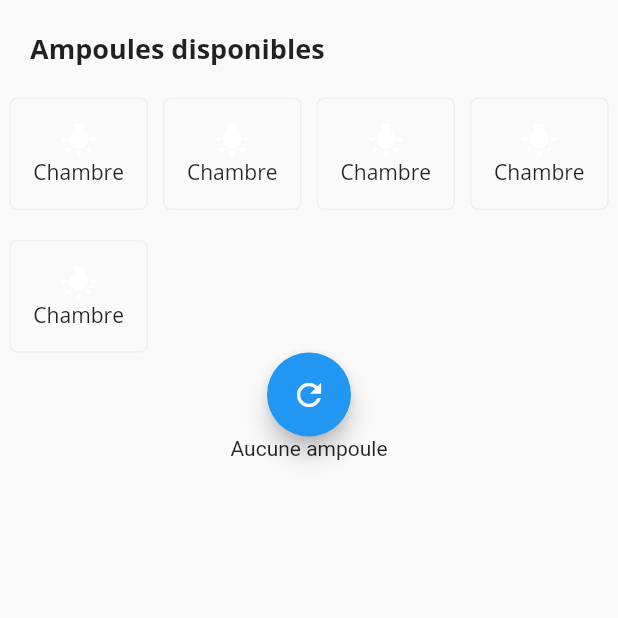
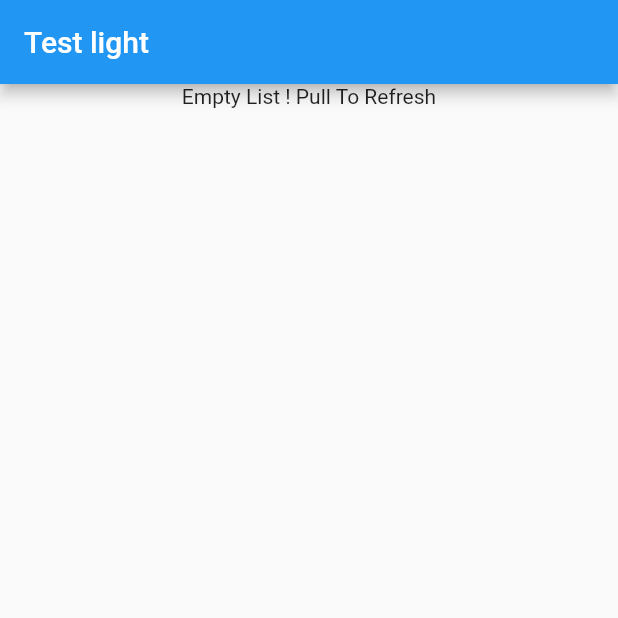
Before and after one commit to fmichenaud/yeelight-demo-dart, a Flutter app: the screen it shows after launch, on a phone screen of 412 x 824 dp, the top half of it. Run offline on Flutter 3.47's test engine with Material 2 defaults, Android fonts, the phone set to English and light mode, and no system bars; our stand-ins replace bloc, equatable, flutter_bloc; missing offline and left inert: yeedart.

Commit message:
whole app wrapped in refreshindicator

```diff
--- /dev/null
+++ b/lib/blocs/blocs.dart
@@ -0,0 +1,4 @@
+export 'discover_event.dart';
+export 'discover_state.dart';
+export 'discover_bloc.dart';
+export 'simple_bloc_delegate.dart';
--- a/lib/blocs/discover_bloc.dart
+++ b/lib/blocs/discover_bloc.dart
@@ -1,21 +1,28 @@
 import 'package:bloc/bloc.dart';
 import 'package:flutter_bloc/flutter_bloc.dart';
 import 'package:yeedart/yeedart.dart';
-import 'package:yeelight/enums/discover_event.dart';
-
-class DiscoverBloc extends Bloc<DiscoverEvent, List<DiscoveryResponse>> {
+import 'package:yeelight/blocs/blocs.dart';
+class DiscoverBloc extends Bloc<DiscoverEvent, DiscoverState> {
 
   @override
-  Stream<List<DiscoveryResponse>> mapEventToState(DiscoverEvent event) async* {
-    final post = await refreshLights();
-    yield post;
+  Stream<DiscoverState> mapEventToState(DiscoverEvent event) async* {
+    if (event is FetchLights) {
+      try {
+        final List<DiscoveryResponse> resp = await refreshLights();
+        print(resp);
+        yield DiscoverLoaded(discoveryResponse: resp);
+      } catch(_) {
+        print(_);
+        yield DiscoverError();
+      }
+    }
   }
 
   @override
-  List<DiscoveryResponse> get initialState => [];
+  DiscoverState get initialState => DiscoverEmpty();
 
   Future<List<DiscoveryResponse>> refreshLights() async {
-    Duration timeout = const Duration(milliseconds: 200); // average timeout to discover all lights
+    Duration timeout = const Duration(milliseconds: 2000); // average timeout to discover all lights
     final toto = await Yeelight.discover(timeout: timeout);
     print(toto);
     return toto;
--- /dev/null
+++ b/lib/blocs/discover_event.dart
@@ -0,0 +1,9 @@
+import 'package:equatable/equatable.dart';
+
+abstract class DiscoverEvent {
+  const DiscoverEvent();
+}
+
+class FetchLights extends DiscoverEvent {
+  const FetchLights();
+}
--- /dev/null
+++ b/lib/blocs/discover_state.dart
@@ -0,0 +1,23 @@
+import 'package:meta/meta.dart';
+import 'package:yeedart/yeedart.dart';
+
+abstract class DiscoverState {
+  const DiscoverState();
+
+  List<Object> get props => [];
+}
+
+class DiscoverEmpty extends DiscoverState {}
+
+class DiscoverLoading extends DiscoverState {}
+
+class DiscoverLoaded extends DiscoverState {
+  final List<DiscoveryResponse> discoveryResponse;
+
+  const DiscoverLoaded({@required this.discoveryResponse}) : assert(discoveryResponse.length > 0);
+
+  @override
+  List<Object> get props => [discoveryResponse];
+}
+
+class DiscoverError extends DiscoverState {}
--- /dev/null
+++ b/lib/blocs/simple_bloc_delegate.dart
@@ -0,0 +1,21 @@
+import 'package:bloc/bloc.dart';
+
+class SimpleBlocDelegate extends BlocDelegate {
+  @override
+  void onEvent(Bloc bloc, Object event) {
+    super.onEvent(bloc, event);
+    print('pnEvent $event');
+  }
+
+  @override
+  onTransition(Bloc bloc, Transition transition) {
+    super.onTransition(bloc, transition);
+    print('onTransition $transition');
+  }
+
+  @override
+  void onError(Bloc bloc, Object error, StackTrace stacktrace) {
+    super.onError(bloc, error, stacktrace);
+    print('onError $error');
+  }
+}
--- a/lib/main.dart
+++ b/lib/main.dart
@@ -1,15 +1,25 @@
+import 'package:bloc/bloc.dart';
 import 'package:flutter/cupertino.dart';
 import 'package:flutter/material.dart';
+import 'package:flutter_bloc/flutter_bloc.dart';
 import 'package:yeelight/screens/homepage/homepage.dart';
+import 'package:yeelight/blocs/blocs.dart';
 
-void main() => runApp(MyApp());
+void main() {
+  BlocSupervisor.delegate = SimpleBlocDelegate();
+  runApp(MyApp());
+}
 
 class MyApp extends StatelessWidget {
   @override
   Widget build(BuildContext context) {
     return MaterialApp(
       title: 'Flutter Demo',
-      home: HomePage()
+      home: BlocProvider(
+        create: (context) =>
+          DiscoverBloc(),
+        child: HomePage()
+      )
     );
   }
 }
--- a/lib/screens/homepage/homepage.dart
+++ b/lib/screens/homepage/homepage.dart
@@ -1,11 +1,12 @@
+import 'dart:async';
+
 import 'package:flutter/material.dart';
 import 'package:flutter_bloc/flutter_bloc.dart';
 import 'package:yeedart/yeedart.dart';
+import 'package:yeelight/blocs/blocs.dart';
 import 'package:yeelight/blocs/discover_bloc.dart';
-import 'package:yeelight/enums/discover_event.dart';
-import 'package:yeelight/models/yeelight.dart';
 
-class HomePage extends StatelessWidget {
+/* class HomePage extends StatelessWidget {
   final String text;
 
   HomePage({this.text}) : super();
@@ -25,114 +26,72 @@ class HomePage extends StatelessWidget {
           )),
     );
   }
+} */
+
+class HomePage extends StatefulWidget {
+  State<HomePage> createState() => _DiscoverState();
 }
 
-class Title extends StatelessWidget {
-  build(context) {
-    return Padding(
-        padding: EdgeInsets.all(20),
-        child: Row(children: <Widget>[
-          Text(
-            'Ampoules disponibles',
-            style: TextStyle(
-                fontFamily: 'OpenSans',
-                fontSize: 18.0,
-                fontWeight: FontWeight.bold),
-          ),
-        ]));
-  }
-}
-
-class LightBlock extends StatefulWidget {
-  final YeelightModel yeelight;
-
-  LightBlock(this.yeelight);
+class _DiscoverState extends State<HomePage> {
+  Completer<void> _refreshCompleter;
 
   @override
-  LightBlockState createState() => new LightBlockState(yeelight);
-}
-
-class LightBlockState extends State<LightBlock> {
-  YeelightModel yeelight;
-
-  LightBlockState(YeelightModel yeelight) {
-    this.yeelight = yeelight;
+  void initState() {
+    super.initState();
+    _refreshCompleter = Completer<void>();
   }
 
   @override
   Widget build(BuildContext context) {
-    return InkWell(
-      onTap: () => print(this.yeelight.name),
-      child: Container(
-          decoration: BoxDecoration(
-            borderRadius: BorderRadius.all(Radius.circular(5)),
-            border: Border.all(width: 1.0, color: Colors.blueGrey[50]),
+    return Scaffold(
+        appBar: AppBar(title: Text('Test light')),
+        body: Container(child: BlocBuilder<DiscoverBloc, DiscoverState>(
+            builder: (context, themeState) {
+          return Center(
+            child: RefreshIndicator(
+                onRefresh: () {
+                  BlocProvider.of<DiscoverBloc>(context).add(
+                    FetchLights(),
+                  );
+                  return _refreshCompleter.future;
+                },
+                child: ListView(
+                  children: [Center(
+                    child: BlocConsumer<DiscoverBloc, DiscoverState>(
+                        listener: (context, state) {
+                      if (state is DiscoverLoaded || state is DiscoverError) {
+                        _refreshCompleter?.complete();
+                        _refreshCompleter = Completer();
+                      }
+                    }, builder: (context, state) {
+                      if (state is DiscoverLoading) {
+                        return Center(child: CircularProgressIndicator());
+                      }
+                      if (state is DiscoverLoaded) {
+                        final discoverResponse =
+                            state.discoveryResponse.first.id.toString();
+                        print(state.discoveryResponse);
+                        return ListView(
+                          children: <Widget>[
+                            Padding(
+                              padding: EdgeInsets.only(top: 100.0),
+                              child: Center(
+                                child: Text(discoverResponse.toString()),
                               ),
-          child: Padding(
-              padding: EdgeInsets.all(15),
-              child: Column(
-                children: <Widget>[
-                  Icon(Icons.wb_incandescent, color: Colors.white),
-                  Text(
-                    this.yeelight.name,
-                    style: TextStyle(fontFamily: 'OpenSans', fontSize: 14.0),
                             ),
-                ],
-              ))),
-    );
-  }
-}
-
-class LightBoxContainer extends StatelessWidget {
-  build(context) {
-    List<Widget> listLight = new List<Widget>();
-    for (var i = 0; i < 5; i++) {
-      YeelightModel light = new YeelightModel(
-          i.toString(),
-          'color',
-          '18',
-          'get_prop set_default set_power toggle set_bright start_cf stop_cf set_scene cron_add cron_get cron_del set_ct_abxset_rgb',
-          'on',
-          100,
-          2,
-          4000,
-          16711680,
-          100,
-          35,
-          'Chambre');
-      listLight.add(LightBlock(light));
-    }
-    return Wrap(
-        runSpacing: 20,
-        spacing: 10,
-        direction: Axis.horizontal,
-        children: listLight);
-  }
-}
-
-class DiscoverButton extends StatelessWidget {
-  @override
-  Widget build(BuildContext context) {
-    final DiscoverBloc discoverBloc = BlocProvider.of<DiscoverBloc>(context);
-    return Column(
-      children: <Widget>[
-        FloatingActionButton(
-            child: Icon(Icons.refresh),
-            onPressed: () => discoverBloc.add(DiscoverEvent.refresh)),
                           ],
                         );
                       }
+                      if (state is DiscoverError) {
+                        return Text('Error ! Pull To Refresh');
                       }
-
-class DiscoverResults extends StatelessWidget {
-  @override
-  Widget build(BuildContext context) {
-    return Container(child: BlocBuilder<DiscoverBloc, List<DiscoveryResponse>>(
-      builder: (context, yeelightList) {
-        return yeelightList.length > 1 ?
-        Row(children: yeelightList.map((light) => new Text(light.id.toString() + ' / ')).toList())
-        : Text('Aucune ampoule');
-      },
-    ));
+                      return Container(
+                        child: Text('Empty List ! Pull To Refresh'),
+                      );
+                    }),
+                  )]
+                )),
+          );
+        })));
   }
 }
```
Lines whose indentation alone changed are shown as unchanged.
